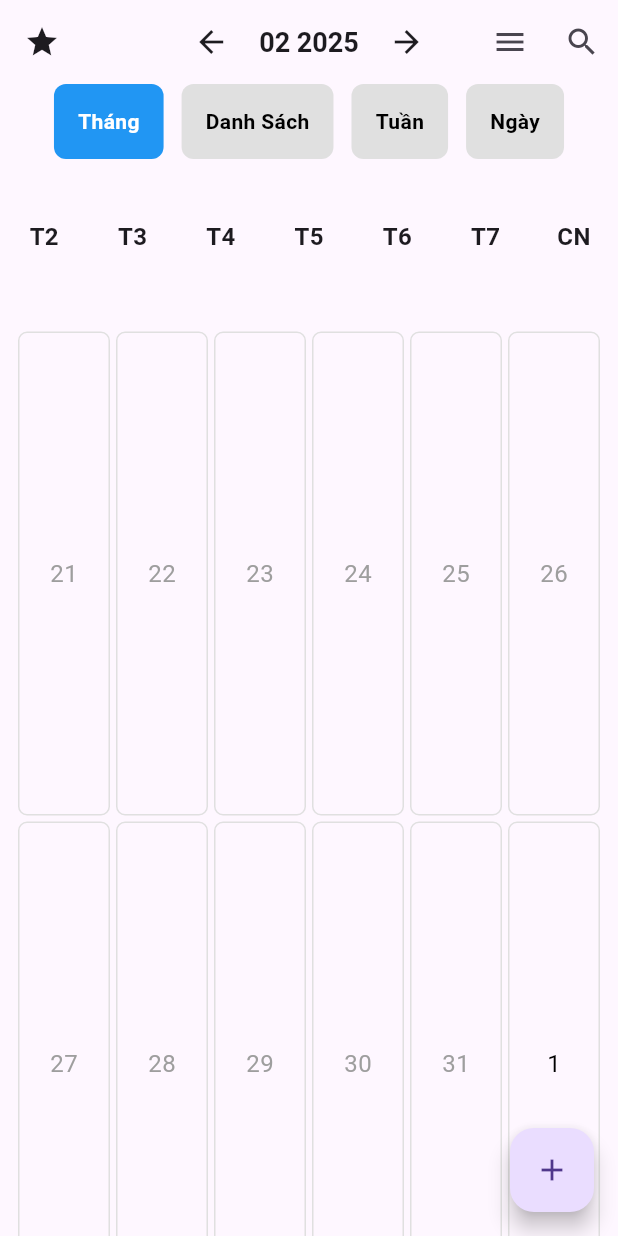
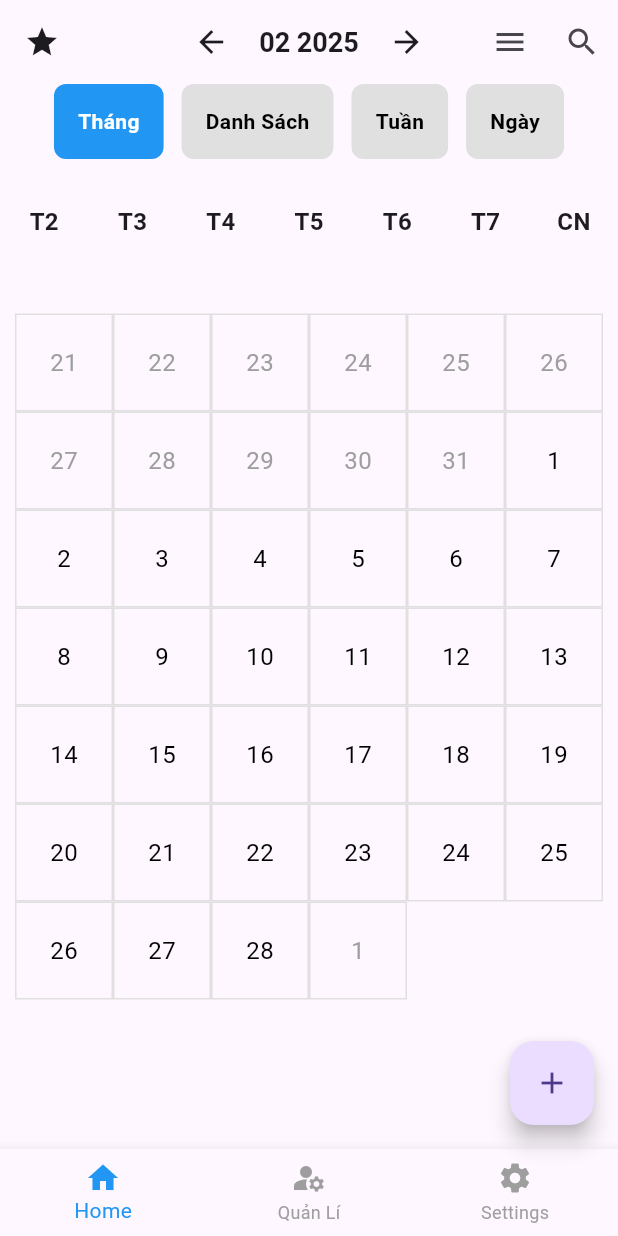
Before and after one commit to nguyentrong3114/appreminder, a Flutter app: the screen it shows after launch, after a tap on the "arrow back" icon, on a phone screen of 412 x 824 dp. Run offline on Flutter 3.47's test engine with Material 3 defaults, Android fonts, the phone set to English and light mode, and no system bars.

Commit message:
Thêm Bottom Navigation Bar

```diff
--- a/lib/views/home_screen.dart
+++ b/lib/views/home_screen.dart
@@ -11,6 +11,7 @@ class _HomeScreenState extends State<HomeScreen> {
   DateTime selectedDate = DateTime.now(); // Ngày được chọn
   List<String> items = ["Tháng", "Danh Sách", "Tuần", "Ngày"];
   int selectedIndex = 0;
+  int _bottomNavIndex = 0; // Mục được chọn trong Bottom Navigation Bar
 
   void _onDateSelected(DateTime date) {
     setState(() {
@@ -34,6 +35,26 @@ class _HomeScreenState extends State<HomeScreen> {
 
       selectedDate = DateTime(newYear, newMonth, 1);
     });
+  }
+
+  // Chuyển trang trong Bottom Navigation Bar
+  void _onBottomNavTapped(int index) {
+    setState(() {
+      _bottomNavIndex = index;
+    });
+
+    // Điều hướng tới các trang khác (có thể mở rộng)
+    switch (index) {
+      case 0:
+        // Ở lại trang Home
+        break;
+      case 1:
+        // Điều hướng tới trang Calendar (nếu có)
+        break;
+      case 2:
+        // Điều hướng tới trang Settings (nếu có)
+        break;
+    }
   }
 
   @override
@@ -127,6 +148,27 @@ class _HomeScreenState extends State<HomeScreen> {
         },
         child: Icon(Icons.add),
       ),
+      bottomNavigationBar: BottomNavigationBar(
+        currentIndex: _bottomNavIndex,
+        onTap: _onBottomNavTapped,
+        selectedItemColor: Colors.blue,
+        unselectedItemColor: Colors.grey,
+        showUnselectedLabels: true,
+        items: [
+          BottomNavigationBarItem(
+            icon: Icon(Icons.home),
+            label: 'Home',
+          ),
+          BottomNavigationBarItem(
+            icon: Icon(Icons.manage_accounts),
+            label: 'Quản Lí',
+          ),
+          BottomNavigationBarItem(
+            icon: Icon(Icons.settings),
+            label: 'Settings',
+          ),
+        ],
+      ),
     );
   }
 }
--- a/lib/views/widgets/list_calendar_widget.dart
+++ b/lib/views/widgets/list_calendar_widget.dart
@@ -56,7 +56,7 @@ class _ListCalendarState extends State<ListCalendar> {
 
     return Column(
       children: [
-        SizedBox(height: 20),
+        SizedBox(height: 10),
         Row(
           mainAxisAlignment: MainAxisAlignment.spaceEvenly,
           children:
@@ -83,7 +83,7 @@ class _ListCalendarState extends State<ListCalendar> {
             physics: ScrollPhysics(),
             gridDelegate: SliverGridDelegateWithFixedCrossAxisCount(
               crossAxisCount: 6,
-              childAspectRatio: 0.2,// tỉ lệ với chiều rộng
+              childAspectRatio: 1,// tỉ lệ với chiều rộng
             ),
             itemCount: lastDayInView.difference(firstDayInView).inDays + 1,
             itemBuilder: (context, index) {
@@ -100,7 +100,6 @@ class _ListCalendarState extends State<ListCalendar> {
                   widget.onDateSelected(day);
                 },
                 child: Container(
-                  margin: EdgeInsets.all(2),
                   decoration: BoxDecoration(
                     color:
                         isSelected
@@ -110,7 +109,6 @@ class _ListCalendarState extends State<ListCalendar> {
                     border: Border.all(
                       color: Colors.grey.shade300,
                     ), // Viền ô ngày
-                    borderRadius: BorderRadius.circular(6), // Bo tròn góc
                   ),
                   alignment: Alignment.center,
                   child: Column(
```
